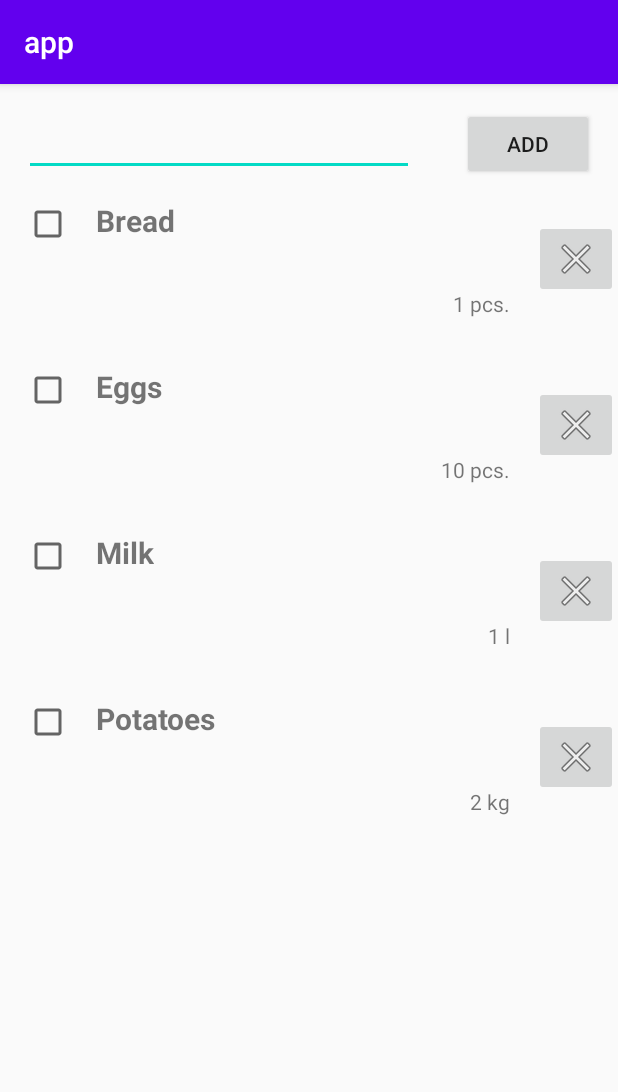
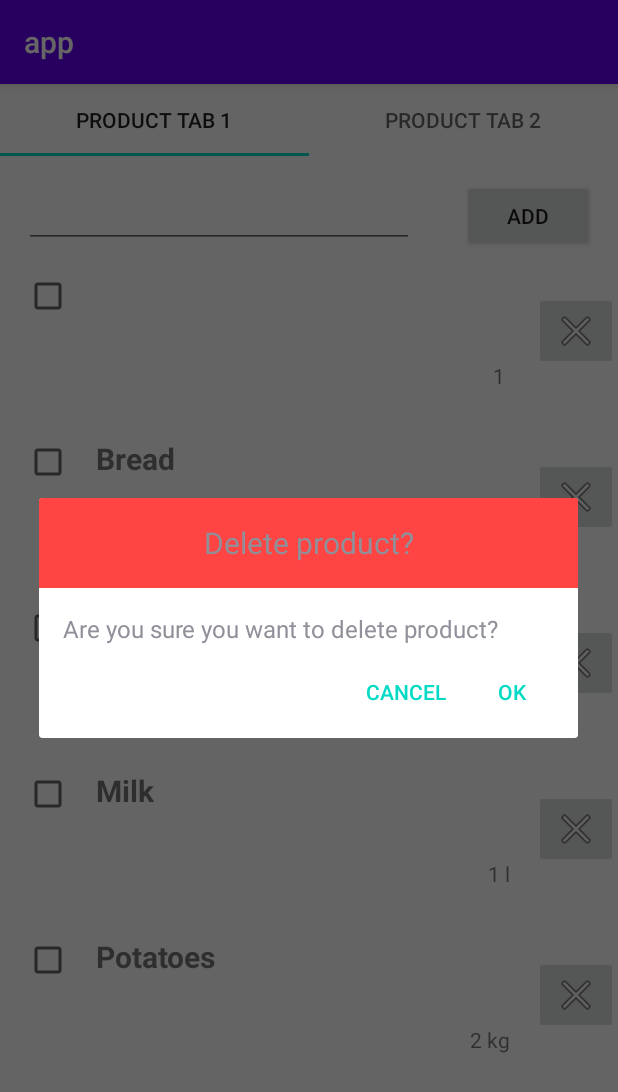
Before and after one commit to romstr/rtu-android, an Android app: the screen it shows after launch (MainActivity), after a tap on an icon or button, on a phone screen of 412 x 824 dp. Shown: the top 1092 px of the screen. Run offline under Robolectric (Android 15) with nearby library versions, the phone set to English and light mode, and no system bars; 1 other tap on this screen came first.

Commit message:
initial commit

```diff
--- a/app/build.gradle
+++ b/app/build.gradle
@@ -35,4 +35,7 @@ dependencies {
   androidTestImplementation 'androidx.test.espresso:espresso-core:3.2.0'
 
   implementation "androidx.recyclerview:recyclerview:1.1.0"
+
+  implementation "com.google.android.material:material:1.2.1"
+  implementation "androidx.viewpager2:viewpager2:1.0.0"
 }
--- a/app/src/main/java/lv/romstr/mobile/rtu_android/MainActivity.kt
+++ b/app/src/main/java/lv/romstr/mobile/rtu_android/MainActivity.kt
@@ -2,32 +2,21 @@ package lv.romstr.mobile.rtu_android
 
 import androidx.appcompat.app.AppCompatActivity
 import android.os.Bundle
+import com.google.android.material.tabs.TabLayoutMediator
 import kotlinx.android.synthetic.main.activity_main.*
 
 class MainActivity : AppCompatActivity() {
-
-    private val items = mutableListOf(
-            ShoppingItem("Bread", 1, "pcs."),
-            ShoppingItem("Eggs", 10, "pcs."),
-            ShoppingItem("Milk", 1, "l"),
-            ShoppingItem("Potatoes", 2, "kg"))
-
-    private lateinit var adapter: ShoppingItemRecyclerAdapter
 
     override fun onCreate(savedInstanceState: Bundle?) {
         super.onCreate(savedInstanceState)
         setContentView(R.layout.activity_main)
 
-        adapter = ShoppingItemRecyclerAdapter(items)
-        mainItems.adapter = adapter
+        val adapter = PagerAdapter(this)
 
-        mainButtonAdd.setOnClickListener { appendItem() }
-    }
+        pagerView.adapter = adapter
 
-    private fun appendItem() {
-        items.add(ShoppingItem(mainEditName.text.toString(), 1, ""))
-        items.sortBy { it.name }
-        mainEditName.text.clear()
-        adapter.notifyDataSetChanged()
+        TabLayoutMediator(tabLayout, pagerView) { tab, position ->
+            tab.text = "Product tab ${position + 1}"
+        }.attach()
     }
 }
--- /dev/null
+++ b/app/src/main/java/lv/romstr/mobile/rtu_android/PagerAdapter.kt
@@ -0,0 +1,20 @@
+package lv.romstr.mobile.rtu_android
+
+import androidx.appcompat.app.AppCompatActivity
+import androidx.fragment.app.Fragment
+import androidx.viewpager2.adapter.FragmentStateAdapter
+
+class PagerAdapter(activity: AppCompatActivity) : FragmentStateAdapter(activity) {
+
+    override fun getItemCount(): Int {
+        return NUMBERS_OF_PAGES
+    }
+
+    override fun createFragment(position: Int): Fragment {
+        return if (position == 0) ProductFragment() else SecondFragment.newInstance("This message came from adapter")
+    }
+
+    companion object {
+        const val NUMBERS_OF_PAGES = 2
+    }
+}
--- /dev/null
+++ b/app/src/main/java/lv/romstr/mobile/rtu_android/ProductDialogFragment.kt
@@ -0,0 +1,34 @@
+package lv.romstr.mobile.rtu_android
+
+import android.app.AlertDialog
+import android.app.Dialog
+import android.os.Bundle
+import androidx.fragment.app.DialogFragment
+
+class ProductDialogFragment(private val position: Int) : DialogFragment() {
+
+    lateinit var dialog: AlertDialog
+
+    override fun onCreateDialog(savedInstanceState: Bundle?): Dialog {
+        val builder = AlertDialog.Builder(context)
+
+        builder.setView(R.layout.dialog_layout)
+            .setPositiveButton("ok") { _, _ ->
+                val listener = targetFragment as AlertDialogClickListener
+                listener.onPositiveButtonClick(position)
+            }.setNegativeButton("cancel") { _, _ -> }
+
+        dialog = builder.create()
+
+        return dialog
+    }
+
+    override fun onStop() {
+        super.onStop()
+        dialog.dismiss()
+    }
+
+    interface AlertDialogClickListener {
+        fun onPositiveButtonClick(position: Int)
+    }
+}
--- /dev/null
+++ b/app/src/main/java/lv/romstr/mobile/rtu_android/ProductFragment.kt
@@ -0,0 +1,52 @@
+package lv.romstr.mobile.rtu_android
+
+import android.os.Bundle
+import android.view.LayoutInflater
+import android.view.View
+import android.view.ViewGroup
+import androidx.fragment.app.Fragment
+import kotlinx.android.synthetic.main.fragment_product.*
+
+class ProductFragment : Fragment(), ProductDialogFragment.AlertDialogClickListener {
+
+    private val items = mutableListOf(
+        ShoppingItem("Bread", 1, "pcs."),
+        ShoppingItem("Eggs", 10, "pcs."),
+        ShoppingItem("Milk", 1, "l"),
+        ShoppingItem("Potatoes", 2, "kg")
+    )
+
+    private lateinit var adapter: ShoppingItemRecyclerAdapter
+
+    override fun onCreateView(
+        inflater: LayoutInflater,
+        container: ViewGroup?,
+        savedInstanceState: Bundle?
+    ): View? {
+        return inflater.inflate(R.layout.fragment_product, container, false)
+    }
+
+    override fun onViewCreated(view: View, savedInstanceState: Bundle?) {
+        super.onViewCreated(view, savedInstanceState)
+
+        adapter = ShoppingItemRecyclerAdapter(items) {
+            val dialogFragment = ProductDialogFragment(it)
+            dialogFragment.setTargetFragment(this, 300)
+            dialogFragment.show(activity!!.supportFragmentManager, "Fragment tag")
+        }
+        mainItems.adapter = adapter
+
+        mainButtonAdd.setOnClickListener { appendItem() }
+    }
+
+    private fun appendItem() {
+        items.add(ShoppingItem(mainEditName.text.toString(), 1, ""))
+        items.sortBy { it.name }
+        mainEditName.text.clear()
+        adapter.notifyDataSetChanged()
+    }
+
+    override fun onPositiveButtonClick(position: Int) {
+        adapter.removeItem(position)
+    }
+}
--- /dev/null
+++ b/app/src/main/java/lv/romstr/mobile/rtu_android/SecondFragment.kt
@@ -0,0 +1,39 @@
+package lv.romstr.mobile.rtu_android
+
+import android.os.Bundle
+import android.view.LayoutInflater
+import android.view.View
+import android.view.ViewGroup
+import androidx.fragment.app.Fragment
+import kotlinx.android.synthetic.main.fragment_second.*
+
+class SecondFragment : Fragment() {
+
+    override fun onCreateView(
+        inflater: LayoutInflater,
+        container: ViewGroup?,
+        savedInstanceState: Bundle?
+    ): View? {
+        return inflater.inflate(R.layout.fragment_second, container, false)
+    }
+
+    override fun onViewCreated(view: View, savedInstanceState: Bundle?) {
+        super.onViewCreated(view, savedInstanceState)
+
+        textView.text = arguments!!.getString(EXTRA_STRING_MESSAGE)
+    }
+
+    companion object {
+        fun newInstance(message: String): SecondFragment {
+            val fragment = SecondFragment()
+
+            val args = Bundle()
+            args.putString(EXTRA_STRING_MESSAGE, message)
+            fragment.arguments = args
+
+            return fragment
+        }
+
+        const val EXTRA_STRING_MESSAGE = "EXTRA_STRING_MESSAGE"
+    }
+}
--- a/app/src/main/java/lv/romstr/mobile/rtu_android/ShoppingItemRecyclerAdapter.kt
+++ b/app/src/main/java/lv/romstr/mobile/rtu_android/ShoppingItemRecyclerAdapter.kt
@@ -7,8 +7,10 @@ import android.widget.Toast
 import androidx.recyclerview.widget.RecyclerView
 import kotlinx.android.synthetic.main.item_shopping.view.*
 
-class ShoppingItemRecyclerAdapter(private val items: MutableList<ShoppingItem>) :
-    RecyclerView.Adapter<ShoppingItemRecyclerAdapter.ShoppingViewHolder>() {
+class ShoppingItemRecyclerAdapter(
+    private val items: MutableList<ShoppingItem>,
+    private val listener: (Int) -> Unit
+) : RecyclerView.Adapter<ShoppingItemRecyclerAdapter.ShoppingViewHolder>() {
 
     class ShoppingViewHolder(view: View) : RecyclerView.ViewHolder(view)
 
@@ -31,9 +33,11 @@ class ShoppingItemRecyclerAdapter(private val items: MutableList<ShoppingItem>)
             Toast.makeText(context, item.name, Toast.LENGTH_SHORT).show()
         }
 
-        holder.itemView.shoppingRemove.setOnClickListener {
-            items.removeAt(position)
-            notifyDataSetChanged()
-        }
+        holder.itemView.shoppingRemove.setOnClickListener { listener(position) }
+    }
+
+    fun removeItem(position: Int) {
+        items.removeAt(position)
+        notifyDataSetChanged()
     }
 }
--- /dev/null
+++ b/app/src/main/res/drawable/ic_baseline_warning_24.xml
@@ -0,0 +1,10 @@
+<vector xmlns:android="http://schemas.android.com/apk/res/android"
+    android:width="24dp"
+    android:height="24dp"
+    android:viewportWidth="24"
+    android:viewportHeight="24"
+    android:tint="?attr/colorControlNormal">
+  <path
+      android:fillColor="@android:color/white"
+      android:pathData="M1,21h22L12,2 1,21zM13,18h-2v-2h2v2zM13,14h-2v-4h2v4z"/>
+</vector>
--- a/app/src/main/res/layout/activity_main.xml
+++ b/app/src/main/res/layout/activity_main.xml
@@ -1,39 +1,20 @@
 <?xml version="1.0" encoding="utf-8"?>
-<androidx.constraintlayout.widget.ConstraintLayout xmlns:android="http://schemas.android.com/apk/res/android"
-    xmlns:app="http://schemas.android.com/apk/res-auto"
+<LinearLayout xmlns:android="http://schemas.android.com/apk/res/android"
     xmlns:tools="http://schemas.android.com/tools"
     android:layout_width="match_parent"
     android:layout_height="match_parent"
+    android:orientation="vertical"
     tools:context=".MainActivity">
 
-    <EditText
-        android:id="@+id/mainEditName"
-        android:layout_width="0dp"
-        android:layout_height="wrap_content"
-        android:layout_margin="@dimen/default_margin"
-        app:layout_constraintEnd_toStartOf="@id/mainButtonAdd"
-        app:layout_constraintStart_toStartOf="parent"
-        app:layout_constraintTop_toTopOf="parent" />
+    <com.google.android.material.tabs.TabLayout
+        android:id="@+id/tabLayout"
+        android:layout_width="match_parent"
+        android:layout_height="wrap_content" />
 
-    <Button
-        android:id="@+id/mainButtonAdd"
-        android:text="@string/button_add"
-        android:layout_width="wrap_content"
-        android:layout_height="wrap_content"
-        android:layout_margin="@dimen/default_margin"
-        app:layout_constraintEnd_toEndOf="parent"
-        app:layout_constraintStart_toEndOf="@id/mainEditName"
-        app:layout_constraintTop_toTopOf="parent" />
+    <androidx.viewpager2.widget.ViewPager2
+        android:id="@+id/pagerView"
+        android:layout_width="match_parent"
+        android:layout_height="0dp"
+        android:layout_weight="1" />
 
-    <androidx.recyclerview.widget.RecyclerView
-        android:id="@+id/mainItems"
-        android:layout_width="0dp"
-        android:layout_height="0dp"
-        app:layoutManager="androidx.recyclerview.widget.LinearLayoutManager"
-        app:layout_constraintBottom_toBottomOf="parent"
-        app:layout_constraintEnd_toEndOf="parent"
-        app:layout_constraintStart_toStartOf="parent"
-        app:layout_constraintTop_toBottomOf="@id/mainEditName"
-        tools:listitem="@layout/item_shopping" />
-
-</androidx.constraintlayout.widget.ConstraintLayout>
+</LinearLayout>
--- /dev/null
+++ b/app/src/main/res/layout/dialog_layout.xml
@@ -0,0 +1,43 @@
+<?xml version="1.0" encoding="utf-8"?>
+<androidx.constraintlayout.widget.ConstraintLayout
+    xmlns:android="http://schemas.android.com/apk/res/android"
+    xmlns:app="http://schemas.android.com/apk/res-auto"
+    xmlns:tools="http://schemas.android.com/tools"
+    android:layout_width="match_parent"
+    android:layout_height="match_parent">
+
+
+    <TextView
+        android:id="@+id/textView3"
+        android:layout_width="0dp"
+        android:layout_height="60dp"
+        android:text="Delete product?"
+        android:background="@android:color/holo_red_light"
+        android:gravity="center"
+        android:textSize="20sp"
+        app:layout_constraintEnd_toEndOf="parent"
+        app:layout_constraintStart_toStartOf="parent"
+        app:layout_constraintTop_toTopOf="parent" />
+
+    <TextView
+        android:id="@+id/textView4"
+        android:layout_width="0dp"
+        android:layout_height="wrap_content"
+        android:layout_marginStart="16dp"
+        android:layout_marginTop="16dp"
+        android:text="Are you sure you want to delete product?"
+        android:textSize="16sp"
+        app:layout_constraintStart_toStartOf="parent"
+        app:layout_constraintTop_toBottomOf="@+id/textView3" />
+
+    <ImageView
+        android:id="@+id/imageView2"
+        android:layout_width="wrap_content"
+        android:layout_height="wrap_content"
+        android:layout_marginTop="16dp"
+        android:layout_marginEnd="16dp"
+        app:layout_constraintEnd_toEndOf="parent"
+        app:layout_constraintStart_toEndOf="@+id/textView4"
+        app:layout_constraintTop_toBottomOf="@+id/textView3"
+        app:srcCompat="@drawable/ic_baseline_warning_24" />
+</androidx.constraintlayout.widget.ConstraintLayout>
--- /dev/null
+++ b/app/src/main/res/layout/fragment_product.xml
@@ -0,0 +1,39 @@
+<?xml version="1.0" encoding="utf-8"?>
+<androidx.constraintlayout.widget.ConstraintLayout xmlns:android="http://schemas.android.com/apk/res/android"
+    xmlns:app="http://schemas.android.com/apk/res-auto"
+    xmlns:tools="http://schemas.android.com/tools"
+    android:layout_width="match_parent"
+    android:layout_height="match_parent"
+    tools:context=".MainActivity">
+
+    <EditText
+        android:id="@+id/mainEditName"
+        android:layout_width="0dp"
+        android:layout_height="wrap_content"
+        android:layout_margin="@dimen/default_margin"
+        app:layout_constraintEnd_toStartOf="@id/mainButtonAdd"
+        app:layout_constraintStart_toStartOf="parent"
+        app:layout_constraintTop_toTopOf="parent" />
+
+    <Button
+        android:id="@+id/mainButtonAdd"
+        android:text="@string/button_add"
+        android:layout_width="wrap_content"
+        android:layout_height="wrap_content"
+        android:layout_margin="@dimen/default_margin"
+        app:layout_constraintEnd_toEndOf="parent"
+        app:layout_constraintStart_toEndOf="@id/mainEditName"
+        app:layout_constraintTop_toTopOf="parent" />
+
+    <androidx.recyclerview.widget.RecyclerView
+        android:id="@+id/mainItems"
+        android:layout_width="0dp"
+        android:layout_height="0dp"
+        app:layoutManager="androidx.recyclerview.widget.LinearLayoutManager"
+        app:layout_constraintBottom_toBottomOf="parent"
+        app:layout_constraintEnd_toEndOf="parent"
+        app:layout_constraintStart_toStartOf="parent"
+        app:layout_constraintTop_toBottomOf="@id/mainEditName"
+        tools:listitem="@layout/item_shopping" />
+
+</androidx.constraintlayout.widget.ConstraintLayout>
--- /dev/null
+++ b/app/src/main/res/layout/fragment_second.xml
@@ -0,0 +1,17 @@
+<?xml version="1.0" encoding="utf-8"?>
+<androidx.constraintlayout.widget.ConstraintLayout xmlns:android="http://schemas.android.com/apk/res/android"
+    xmlns:app="http://schemas.android.com/apk/res-auto"
+    android:layout_width="match_parent"
+    android:layout_height="match_parent">
+
+    <TextView
+        android:id="@+id/textView"
+        android:layout_width="wrap_content"
+        android:layout_height="wrap_content"
+        android:text="THIS IS SECOND FRAGMENT"
+        android:textSize="20sp"
+        app:layout_constraintBottom_toBottomOf="parent"
+        app:layout_constraintEnd_toEndOf="parent"
+        app:layout_constraintStart_toStartOf="parent"
+        app:layout_constraintTop_toTopOf="parent" />
+</androidx.constraintlayout.widget.ConstraintLayout>
```
